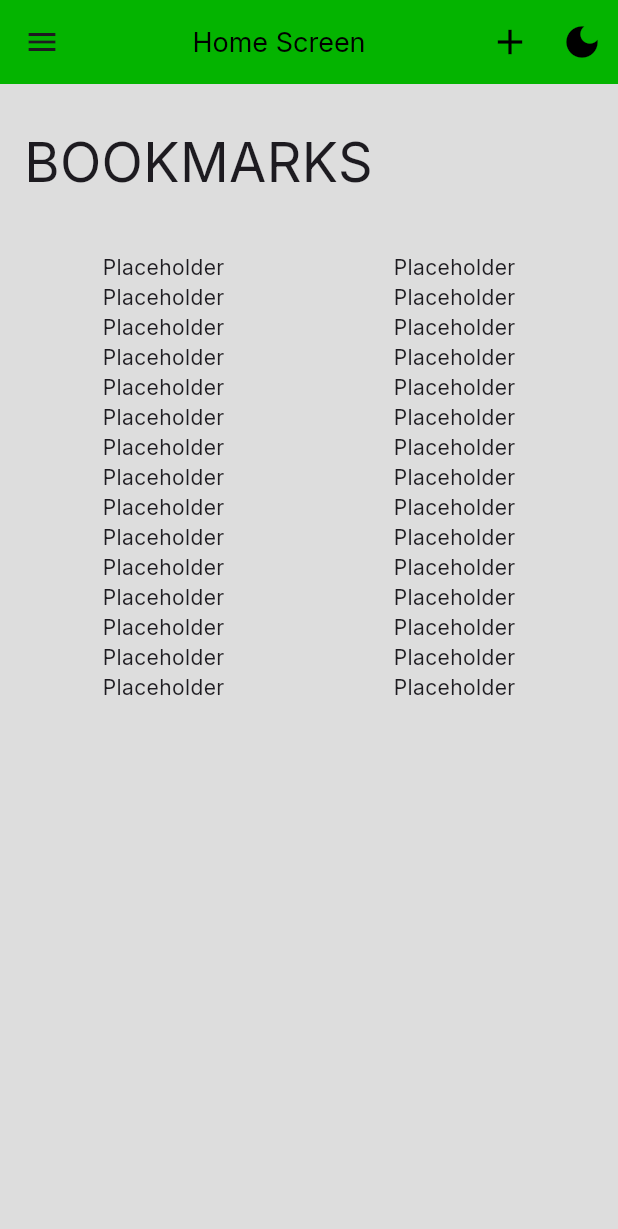
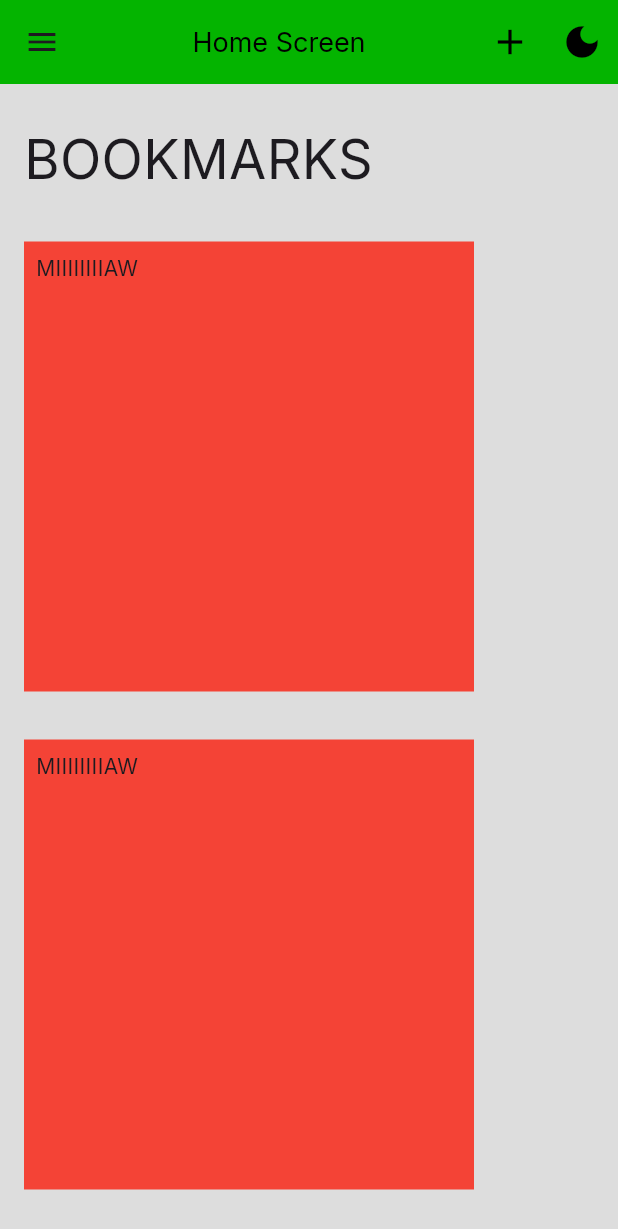
Before and after one commit to RafihYahya/RECIPE_APP_FLUTTER, a Flutter app: the screen it shows after launch, on a phone screen of 412 x 824 dp. Shown: the top 1229 px of the screen. Run offline on Flutter 3.47's test engine with Material 2 defaults, Android fonts, the phone set to English and light mode, and no system bars; our stand-ins replace google_fonts.

Commit message:
fixed_some_stuff

```diff
--- a/lib/components/bookmark_card.dart
+++ b/lib/components/bookmark_card.dart
@@ -5,6 +5,13 @@ class BKCard extends StatelessWidget {
 
   @override
   Widget build(BuildContext context) {
-    return Container();
+    return Container(
+      margin: EdgeInsets.symmetric(vertical: 16.0),
+      padding: EdgeInsets.all(8.0),
+      decoration: BoxDecoration(color: Colors.red),
+      height: 300,
+      width: 300,
+      child: Text('MIIIIIIIIAW'),
+    );
   }
 }
--- a/lib/pages/bookmark_page.dart
+++ b/lib/pages/bookmark_page.dart
@@ -1,4 +1,5 @@
 import 'package:flutter/material.dart';
+import 'package:recipe_app/components/bookmark_card.dart';
 
 class BookMarkPage extends StatefulWidget {
   final bool? dark;
@@ -50,28 +51,23 @@ class _BookMarkPageState extends State<BookMarkPage> {
         ),
         drawer: Drawer(),
         body: Padding(
-          padding: const EdgeInsets.all(12.0),
-          child: Column(
-            crossAxisAlignment: CrossAxisAlignment.start,
-            children: [
-              Container(
-                  padding:
-                      EdgeInsets.symmetric(vertical: 14.0, horizontal: 4.0),
-                  height: 100,
-                  child: Text('BOOKMARKS', style: TextStyle(fontSize: 36.0))),
-              Expanded(
-                child: ListView.builder(
-                    itemCount: 15,
-                    itemBuilder: (context, index) => Row(
-                          mainAxisAlignment: MainAxisAlignment.spaceBetween,
-                          children: [
-                            Expanded(child: Center(child: Text('Placeholder'))),
-                            Expanded(child: Center(child: Text('Placeholder')))
-                          ],
-                        )),
-              ),
-            ],
-          ),
+          padding: const EdgeInsets.all(16.0),
+          child: ListView.builder(
+              itemCount: 15,
+              itemBuilder: (context, index) => Column(
+                    mainAxisAlignment: MainAxisAlignment.center,
+                    crossAxisAlignment: CrossAxisAlignment.start,
+                    children: [
+                      index == 0
+                          ? Container(
+                              margin: EdgeInsets.only(top: 8.0),
+                              height: 65,
+                              child: const Text('BOOKMARKS',
+                                  style: TextStyle(fontSize: 36.0)))
+                          : SizedBox(),
+                      BKCard(),
+                    ],
+                  )),
         ));
   }
 }
```
